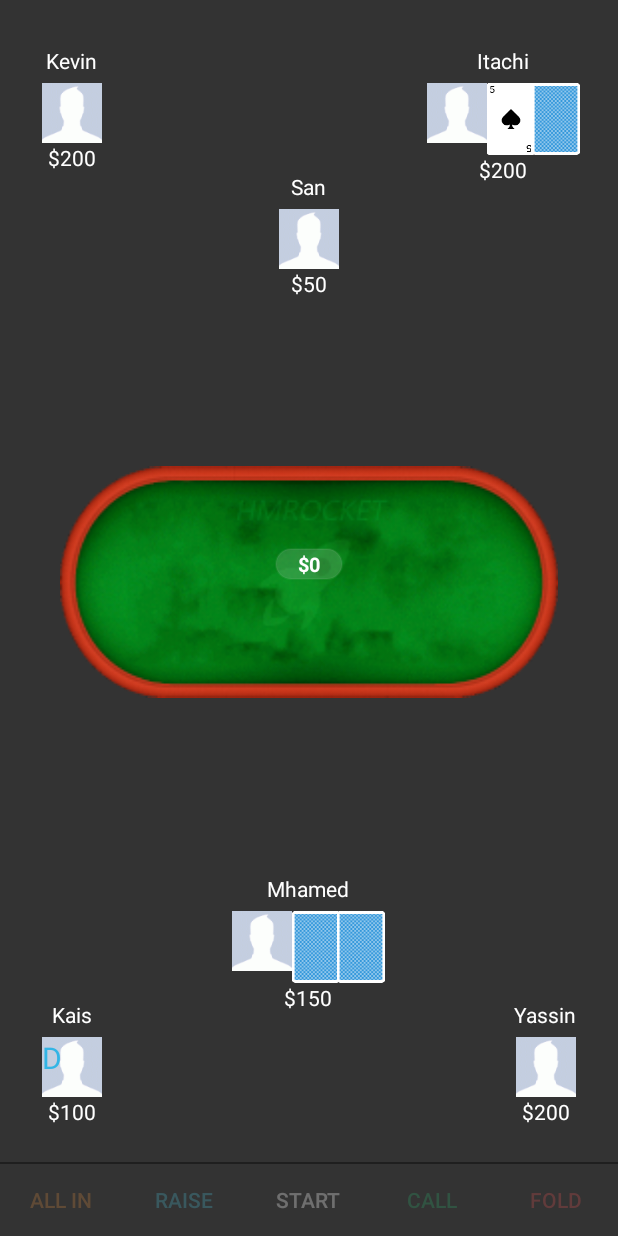
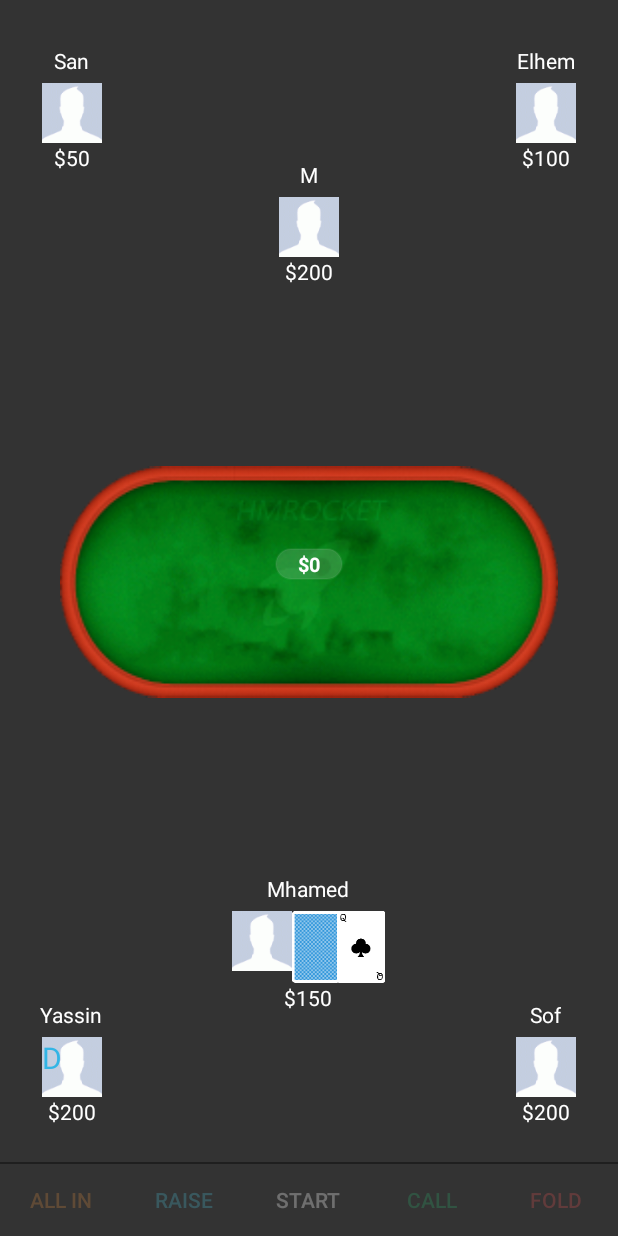
Before and after one commit to hmrocket/Pok, an Android app: the GameActivity screen opened directly, with no data from a screen before it, after a tap on an icon or button, on a phone screen of 412 x 824 dp. Run offline under Robolectric (Android 15) with nearby library versions, the phone set to English and light mode, and no system bars; pictures from the network do not load; 1 other tap on this screen came first.

Commit message:
Show cards only if 1 one human is playing, don't on multiplayer mode
add an app name and idea

```diff
--- a/app/src/main/java/com/hmrocket/magicpoker/activity/GameActivity.java
+++ b/app/src/main/java/com/hmrocket/magicpoker/activity/GameActivity.java
@@ -36,9 +36,9 @@ public class GameActivity extends Activity implements View.OnClickListener, Rais
 
 	private final List<Player> PLAYERS = new ArrayList(Arrays.asList(
 			new HumanPlayer("Mhamed", (long) 13e6, (long) 150), //1
-			new SafeBot("Kais", (long) 72e6, (long) 100), //0
-			new SafeBot("Kevin", 450633L, (long) 200),//3
-			new HumanPlayer("Itachi", (long) 10e6, 200),//4
+//			new SafeBot("Kais", (long) 72e6, (long) 100), //0
+//			new SafeBot("Kevin", 450633L, (long) 200),//3
+//			new SafeBot("Itachi", (long) 10e6, 200),//4
 			new SafeBot("Yassin", (long) 4e6, 200),//5
 			new SafeBot("San", (long) 1e6, 50),//6
 			new SafeBot("Elhem", (long) 480e3, 100),//7
@@ -73,7 +73,7 @@ public class GameActivity extends Activity implements View.OnClickListener, Rais
 		// attach fragment data to the activity
 		dataFragment = (DataFragment) getFragmentManager().findFragmentByTag("game");
 		if (dataFragment == null) {
-			dataFragment = DataFragment.newInstance(9, 2);
+			dataFragment = DataFragment.newInstance(6, 2);
 			getFragmentManager().beginTransaction().add(dataFragment, "game").commit();
 			// DEBUG
 			//tableView.populate();
@@ -246,8 +246,7 @@ public class GameActivity extends Activity implements View.OnClickListener, Rais
 
 				if (player instanceof HumanPlayer) {
 					playerView.setHand(player.getHandHoldem().getHand());
-					// Show cards only if 1 one human is playing, don't on multiplayer mode
-					if (dataFragment.getTable().getPlayers(HumanPlayer.class).size() == 1) playerView.showCards();
+					playerView.showCards();
 				}
 				// PRE_FLOP is called before onBlindPosted (before setup of the round and after setup of the game)
 				playerView.setEnabled(true);
```
Also changed, not shown: 1 other file.
